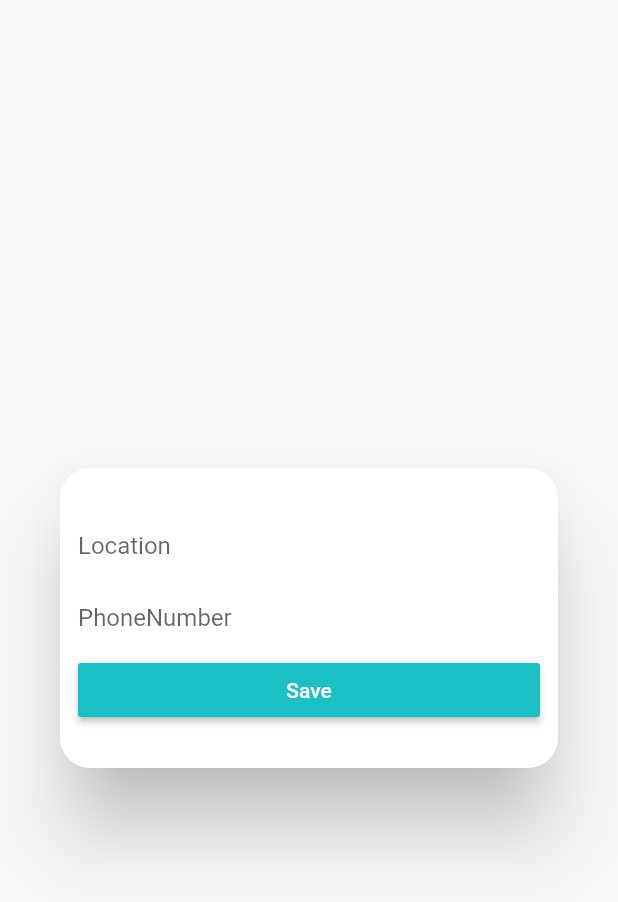
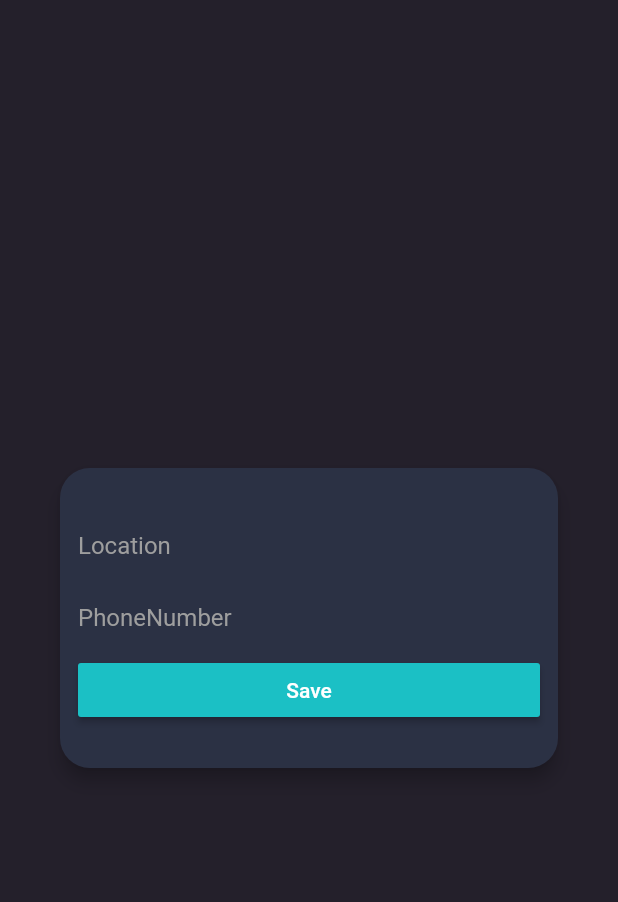
Before and after one commit to IsmailAbdirahman/shoppingApp, a Flutter app: the AlertDailogForPhoneAndLocation screen opened directly, on a phone screen of 412 x 824 dp. Shown: the top 902 px of the screen. Run offline on Flutter 3.47's test engine with Material 2 defaults, Android fonts, the phone set to English and light mode, and no system bars; our stand-ins replace cloud_firestore, firebase_auth, google_sign_in; accounts and stored records are empty.

```diff
--- a/lib/DataModel/ProductModel.dart
+++ b/lib/DataModel/ProductModel.dart
@@ -1,11 +1,18 @@
-
-
-
 class ProductModel {
-
   final String productPrice;
   final String productImage;
+  final String productName;
+  final String productDescription;
   bool isDelivered = false;
+  final String men;
+  final String women;
 
-  ProductModel({this.productPrice,this.productImage,this.isDelivered});
+  ProductModel(
+      {this.productPrice,
+      this.productImage,
+      this.isDelivered,
+      this.men,
+      this.women,
+      this.productName,
+      this.productDescription});
 }
--- a/lib/SignInWithGoogle/AlertDailogForPhoneAndLocation.dart
+++ b/lib/SignInWithGoogle/AlertDailogForPhoneAndLocation.dart
@@ -17,7 +17,11 @@ class _AlertDailogForPhoneAndLocationState
   Widget build(BuildContext context) {
     TextEditingController locationEditingController = TextEditingController();
     TextEditingController phoneEditingController = TextEditingController();
-    return Dialog(
+    return Scaffold(
+      backgroundColor: Color(0Xff24202b),
+      body: Dialog(
+        elevation: 5,
+        backgroundColor: Color(0Xff2b3144),
         shape: RoundedRectangleBorder(
             borderRadius: BorderRadius.circular(20.0)), //this right here
         child: Container(
@@ -30,22 +34,36 @@ class _AlertDailogForPhoneAndLocationState
               children: [
                 TextField(
                   controller: locationEditingController,
+                  style: TextStyle(color: Colors.white70),
                   decoration: InputDecoration(
-                    border: InputBorder.none, hintText: 'Location'),
+                    border: InputBorder.none,
+                    hintText: 'Location',
+                    hintStyle: TextStyle(color: Colors.grey),
+                  ),
                 ),
                 TextField(
+                  keyboardType: TextInputType.phone,
                   controller: phoneEditingController,
+                  style: TextStyle(color: Colors.white70),
                   decoration: InputDecoration(
-                    border: InputBorder.none, hintText: 'PhoneNumber'),
+                    border: InputBorder.none,
+                    hintText: 'PhoneNumber',
+                    hintStyle: TextStyle(color: Colors.grey),
+                  ),
                 ),
                 SizedBox(
                   width: 320.0,
                   child: RaisedButton(
                     onPressed: () {
+                      if (locationEditingController.text == "" &&
+                          phoneEditingController.text == "") {
+                        print("please fill the blanks");
+                      } else {
                         fireStoreService.updateLocationAndPhoneNo(
                             locationEditingController.text,
                             phoneEditingController.text);
                         Navigator.pop(context);
+                      }
                     },
                     child: Text(
                       "Save",
@@ -58,6 +76,7 @@ class _AlertDailogForPhoneAndLocationState
             ),
           ),
         ),
+      ),
     );
   }
 }
```
Also changed, not shown: lib/DataService/FireStoreService.dart (+12 -8 lines), lib/ProductList/ProductList.dart (+140 -15 lines). Lines whose indentation alone changed are shown as unchanged.
